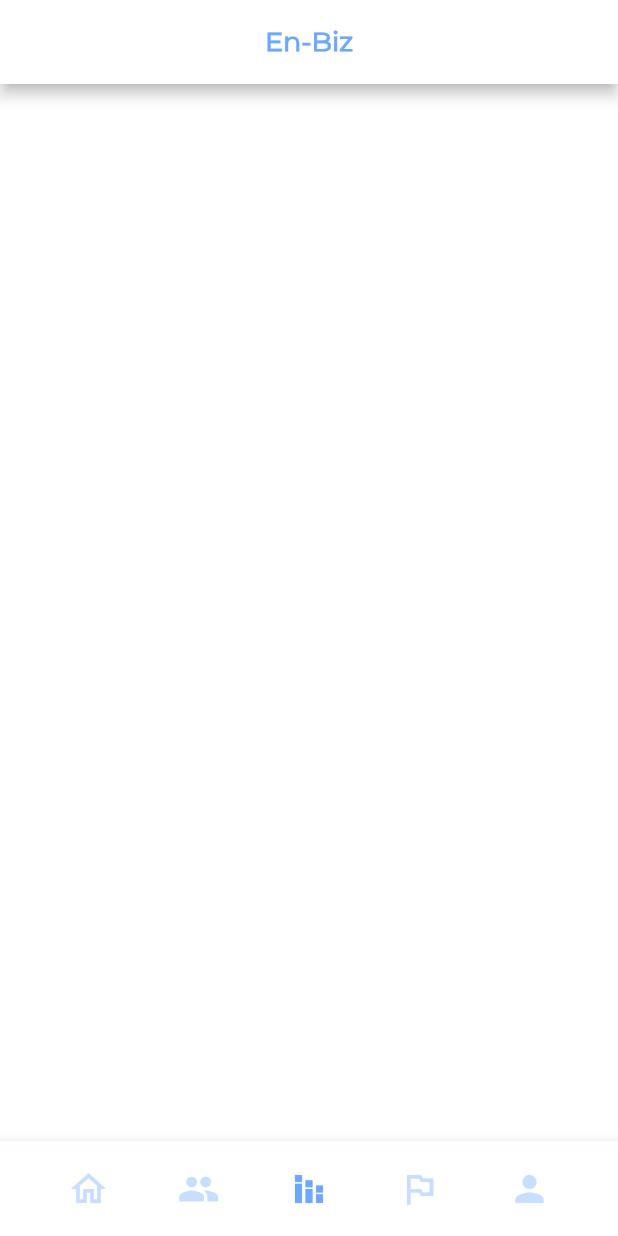
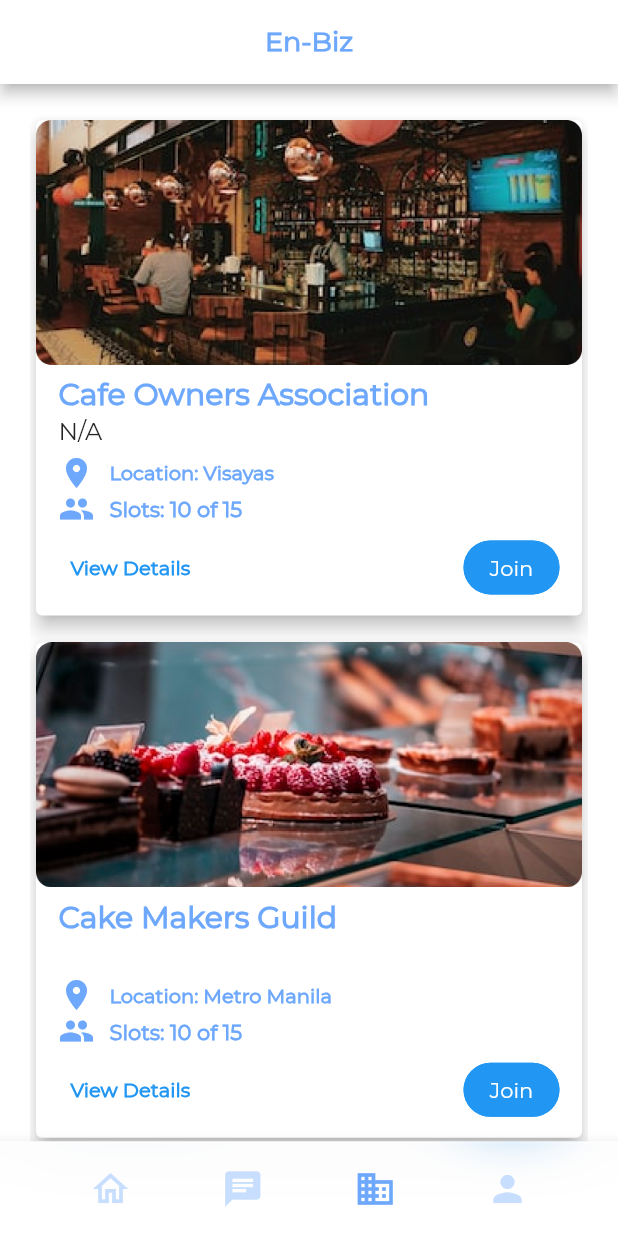
Before and after one commit to Novarix-PH/en_hack, a Flutter app: the screen it shows after launch, item 3 of the bottom bar chosen, on a phone screen of 412 x 824 dp. Run offline on Flutter 3.47's test engine with Material 2 defaults, Android fonts, the phone set to English and light mode, and no system bars; our stand-ins replace carousel_slider.

Commit message:
- build: business association

```diff
--- a/lib/config/constants.dart
+++ b/lib/config/constants.dart
@@ -1,12 +1,11 @@
-import 'package:en_hack/screens/home/home_screen.dart';
+import 'package:en_hack/screens/business_association/association_tab.dart';
+import 'package:en_hack/screens/home/home_tab.dart';
 import 'package:flutter/material.dart';
 
 const screens = [
-  //CategoryListScreen(),
-  HomeScreen(),
-  //StatsScreen(),
+  HomeTab(),
   _TemporaryScreen(),
-  _TemporaryScreen(),
+  BusinessAssociationTab(),
   _TemporaryScreen(),
 ];
 
@@ -23,9 +22,8 @@ const double kDefaultFatPadding = 40.0;
 
 const bottomBarButtons = [
   Icons.home_outlined,
-  Icons.people,
-  Icons.stacked_bar_chart_outlined,
-  Icons.outlined_flag_outlined,
+  Icons.chat,
+  Icons.business,
   Icons.person,
 ];
 
--- /dev/null
+++ b/lib/screens/business_association/association_tab.dart
@@ -0,0 +1,162 @@
+import 'package:en_hack/config/themes.dart';
+import 'package:flutter/material.dart';
+
+class BusinessAssociationTab extends StatefulWidget {
+  const BusinessAssociationTab({Key? key}) : super(key: key);
+
+  @override
+  State<BusinessAssociationTab> createState() => _BusinessAssociationTabState();
+}
+
+class _BusinessAssociationTabState extends State<BusinessAssociationTab> {
+  @override
+  Widget build(BuildContext context) {
+    return Container(
+      padding: EdgeInsets.symmetric(horizontal: 20.0),
+      child: SingleChildScrollView(
+        physics: const BouncingScrollPhysics(parent: AlwaysScrollableScrollPhysics()),
+        child: Column(
+          children: [
+            const SizedBox(height: 20.0),
+            _CardBusinessAssociation(
+              associationName: "Cafe Owners Association",
+              slots: "10 of 15",
+              imagePath: "assets/images/business_association/bus_assoc_pic_1.png",
+              location: "Visayas",
+              funcViewDetail: () {
+                // Navigator.pushNamed(context, ViewDetailElevateScreen.routeName);
+              },
+            ),
+            _CardBusinessAssociation(
+              associationName: "Cake Makers Guild",
+              organization: "",
+              slots: "10 of 15",
+              imagePath: "assets/images/business_association/bus_assoc_pic_2.png",
+              location: "Metro Manila",
+              funcViewDetail: () {
+                // Navigator.pushNamed(context, ViewDetailElevateScreen.routeName);
+              },
+            ),
+            const SizedBox(height: 20.0),
+          ],
+        ),
+      ),
+    );
+  }
+}
+
+class _CardBusinessAssociation extends StatelessWidget {
+  final String slots;
+  final String associationName;
+  final String organization;
+  final String imagePath;
+  final Function? funcViewDetail;
+  final String location;
+
+  const _CardBusinessAssociation({
+    this.slots = "N/A",
+    this.associationName = "N/A",
+    this.organization = "N/A",
+    this.imagePath = "assets/images/cake_logo_pic_1.png",
+    this.funcViewDetail,
+    this.location = "N/A",
+  });
+
+  @override
+  Widget build(BuildContext context) {
+    return Container(
+      margin: const EdgeInsets.only(bottom: 10.0),
+      child: Card(
+        elevation: 5.0,
+        child: Column(
+          mainAxisAlignment: MainAxisAlignment.start,
+          children: [
+            Image.asset(imagePath),
+            Container(
+              margin: const EdgeInsets.symmetric(horizontal: 15.0, vertical: 8.0),
+              child: Column(
+                crossAxisAlignment: CrossAxisAlignment.start,
+                children: [
+                  Text(
+                    associationName,
+                    style: TextStyle(
+                      fontWeight: FontWeight.bold,
+                      fontSize: 20.0,
+                      color: ColorConstant.primaryColor,
+                    ),
+                  ),
+                  const SizedBox(height: 3.0),
+                  Text(
+                    organization,
+                    style: const TextStyle(fontSize: 16.0),
+                  ),
+                  const SizedBox(height: 5.0),
+                  Row(
+                    children: [
+                      Icon(
+                        Icons.location_on_sharp,
+                        color: ColorConstant.primaryColor,
+                      ),
+                      const SizedBox(width: 10.0),
+                      Text(
+                        "Location: $location",
+                        style:
+                            TextStyle(color: ColorConstant.primaryColor, fontWeight: FontWeight.bold, fontSize: 13.0),
+                      ),
+                    ],
+                  ),
+                  Row(
+                    children: [
+                      Icon(
+                        Icons.people,
+                        color: ColorConstant.primaryColor,
+                      ),
+                      const SizedBox(width: 10.0),
+                      Text(
+                        "Slots: $slots",
+                        style: TextStyle(color: ColorConstant.primaryColor, fontWeight: FontWeight.bold),
+                      ),
+                    ],
+                  ),
+                  const SizedBox(height: 3.0),
+                  Row(
+                    mainAxisAlignment: MainAxisAlignment.spaceBetween,
+                    children: [
+                      TextButton(
+                        onPressed: () => funcViewDetail!(),
+                        child: Text(
+                          "View Details",
+                          style: TextStyle(
+                              fontSize: 13.0, color: Theme.of(context).primaryColor, fontWeight: FontWeight.bold
+                              //fontStyle: FontStyle.italic,
+                              ),
+                        ),
+                      ),
+                      TextButton(
+                        style: TextButton.styleFrom(
+                          shape: RoundedRectangleBorder(
+                            borderRadius: BorderRadius.circular(32.0),
+                            side: BorderSide(color: Theme.of(context).primaryColor),
+                          ),
+                          padding: const EdgeInsets.all(0.0),
+                          backgroundColor: Theme.of(context).primaryColor,
+                        ),
+                        child: const Text(
+                          "Join",
+                          style: TextStyle(
+                            color: Colors.white,
+                          ),
+                        ),
+                        onPressed: () {},
+                      )
+                    ],
+                  )
+                ],
+              ),
+            ),
+          ],
+        ),
+      ),
+    );
+  }
+}
--- a/lib/screens/home/product/product_check_list_screen.dart
+++ b/lib/screens/home/product/product_check_list_screen.dart
@@ -25,7 +25,7 @@ class _ProductCheckListScreenState extends State<ProductCheckListScreen> {
         ),
         backgroundColor: Colors.white,
         title: const Text(
-          "Product: Check List",
+          "Check List",
           style: TextStyle(
             color: Colors.black,
             fontWeight: FontWeight.bold,
--- a/lib/screens/home_main_tab_screen.dart
+++ b/lib/screens/home_main_tab_screen.dart
@@ -1,5 +1,4 @@
 import 'package:flutter/material.dart';
-
 import '../config/constants.dart';
 import '../config/themes.dart';
 import '../widgets/bottom_bar_button.dart';
@@ -15,7 +14,6 @@ class HomeMainTabScreen extends StatefulWidget {
 class _HomeMainTabScreenState extends State<HomeMainTabScreen> {
   int selectedIndex = 0;
 
-  // handle onPress Bottom Bar Button
   void onChangeSelectedIndex(int index) {
     setState(() {
       selectedIndex = index;
@@ -28,27 +26,16 @@ class _HomeMainTabScreenState extends State<HomeMainTabScreen> {
       backgroundColor: Colors.white,
       appBar: AppBar(
         backgroundColor: Colors.white,
-        //elevation: 0.0,
+
         centerTitle: true,
         title: Text(
           "En-Biz",
           style: TextStyle(
             color: ColorConstant.primaryColor,
-            fontWeight: FontWeight.bold,
+            fontWeight: FontWeight.w900,
             fontSize: 18.0,
           ),
         ),
-        actions: [
-         /* IconButton(
-            icon: Icon(
-              Icons.notifications,
-              color: ColorConstant.primaryColor,
-              size: 30,
-            ),
-            tooltip: 'Open shopping cart',
-            onPressed: () {},
-          ),*/
-        ],
       ),
       body: screens[selectedIndex],
       bottomNavigationBar: BottomAppBar(
@@ -97,14 +84,6 @@ class _HomeMainTabScreenState extends State<HomeMainTabScreen> {
                   index: 3,
                   currenSelectedIndex: selectedIndex,
                 ),
-                BottomBarButton(
-                  onPress: () {
-                    onChangeSelectedIndex(4);
-                  },
-                  iconData: bottomBarButtons[4],
-                  index: 4,
-                  currenSelectedIndex: selectedIndex,
-                ),
                 const SizedBox(
                   width: kDefaultExThinPadding,
                 ),
```
Also changed, not shown: lib/screens/home/home_tab.dart (renamed from lib/screens/home/home_screen.dart, +40 -18 lines), lib/screens/home/product/product_screen.dart (+12 -10 lines), pubspec.yaml (+2 -14 lines), assets/images/business_association/bus_assoc_pic_1.png (added), assets/images/business_association/bus_assoc_pic_2.png (added), assets/images/card_images/card_image_pic_5.png (added), assets/images/card_images/card_image_pic_6.jpg (added), assets/images/card_images/card_image_pic_7.png (added).
